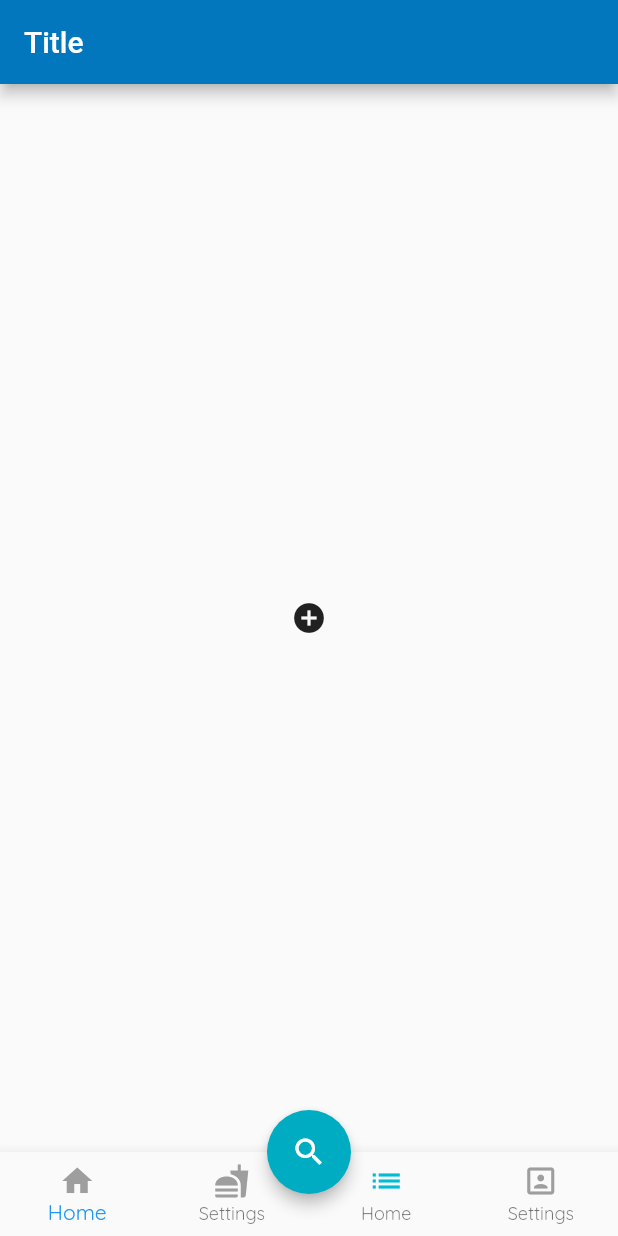
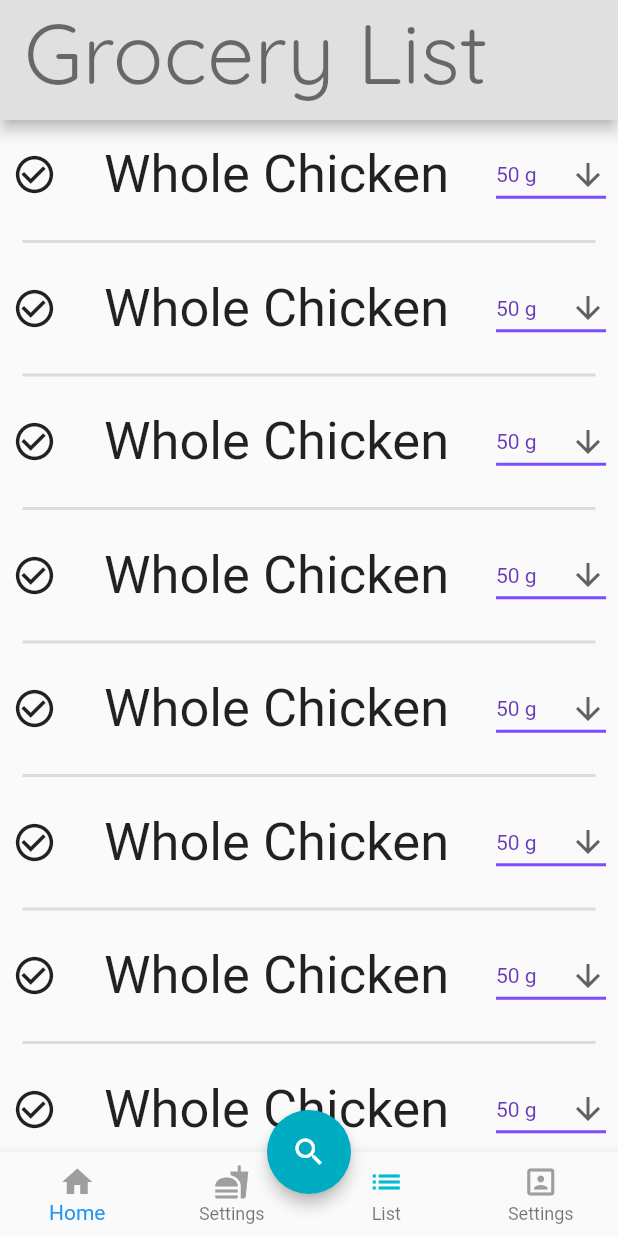
Before and after one commit to kzhang23187/menu, a Flutter app: the screen it shows after launch, item 3 of the bottom bar chosen, on a phone screen of 412 x 824 dp. Run offline on Flutter 3.47's test engine with Material 2 defaults, Android fonts, the phone set to English and light mode, and no system bars; drawn by our look-alikes of auto_size_text; our stand-ins replace cached_network_image, google_fonts; network calls fail.

Commit message:
Added grocery list page and found a new font! Next step is to dynamically create the list based off of the selected recipes. Once ingredients for certain selected recipes are bought then those recipes will be added to the available recipes.

```diff
--- a/lib/app.dart
+++ b/lib/app.dart
@@ -27,17 +27,17 @@ class AppState extends State<App> {
     TabItem(
       tabName: "Settings",
       icon: Icons.fastfood,
-      page: ThirdPage(),
+      page: FourthPage(),
     ),
     TabItem(
-      tabName: "Home",
+      tabName: "List",
       icon: Icons.list,
-      page: FourthPage(),
+      page: GroceryListPage(),
     ),
     TabItem(
       tabName: "Settings",
       icon: Icons.portrait,
-      page: ThirdPage(),
+      page: FourthPage(),
     ),
   ];
 
--- a/lib/main.dart
+++ b/lib/main.dart
@@ -33,7 +33,8 @@ class MyApp extends StatelessWidget {
 
             // Define the default TextTheme. Use this to specify the default
             // text styling for headlines, titles, bodies of text, and more.
-            textTheme: GoogleFonts.quicksandTextTheme(textTheme).copyWith(
+            textTheme:
+                GoogleFonts.architectsDaughterTextTheme(textTheme).copyWith(
               headline2: GoogleFonts.quicksand(
                 textStyle: textTheme.headline2,
                 // fontSize: 35,
@@ -44,9 +45,15 @@ class MyApp extends StatelessWidget {
               //   // fontSize: 35,
               //   // fontWeight: FontWeight.bold,
               // ),
+              headline5: GoogleFonts.architectsDaughter(
+                  textStyle: textTheme.headline5,
+                  fontSize: 35,
+                  fontWeight: FontWeight.normal),
               bodyText1: GoogleFonts.quicksand(
-                  textStyle: textTheme.bodyText1,
-                  fontWeight: FontWeight.normal),
+                fontSize: 15,
+                textStyle: textTheme.bodyText1,
+                fontWeight: FontWeight.normal,
+              ),
             ),
           ),
           home: App(),
--- a/lib/pages/addFoodItemsPage.dart
+++ b/lib/pages/addFoodItemsPage.dart
@@ -1,10 +1,12 @@
 import 'dart:async';
 
+import 'package:auto_size_text/auto_size_text.dart';
 import 'package:flutter/material.dart';
 import 'package:provider/provider.dart';
 import '../widgets/widgets.dart';
 import '../providers/providers.dart';
 import '../models/models.dart';
+import '../themes.dart';
 
 class AddFoodItemsPage extends StatefulWidget {
   final String meal;
@@ -19,12 +21,13 @@ class AddFoodItemsPage extends StatefulWidget {
 class _AddFoodItemsPageState extends State<AddFoodItemsPage> {
   @override
   Widget build(BuildContext context) {
-    bool init = true;
     ScrollController _controller = ScrollController();
 
     return Scaffold(
-      appBar: AppBar(
-        backgroundColor: Colors.grey[400],
+      appBar: PreferredSize(
+        preferredSize: Size.fromHeight(80.0),
+        child: AppBar(
+          backgroundColor: Themes.backDrop,
           title: Text("${this.widget.meal}",
               style: Theme.of(context).textTheme.headline2),
           leading: Container(),
@@ -42,6 +45,7 @@ class _AddFoodItemsPageState extends State<AddFoodItemsPage> {
                 ),
                 tag: widget.meal),
           ],
+        ),
       ),
       body: Column(
         children: [
--- a/lib/pages/groceryListPage.dart
+++ b/lib/pages/groceryListPage.dart
@@ -1,26 +1,29 @@
 import 'package:flutter/material.dart';
+import '../widgets/widgets.dart';
+import '../themes.dart';
 
-class ThirdPage extends StatelessWidget {
+class GroceryListPage extends StatelessWidget {
   @override
   Widget build(BuildContext context) {
     return Scaffold(
-      appBar: AppBar(
-        title: Text('Title'),
+      appBar: PreferredSize(
+        preferredSize: Size.fromHeight(80.0),
+        child: AppBar(
+          toolbarHeight: 70,
+          backgroundColor: Themes.backDrop,
+          title: Text(
+            'Grocery List',
+            style: Theme.of(context).textTheme.headline2,
+          ),
+        ),
       ),
-      body: Center(
-        child: Text('third'),
-        // child: Column(
-        //   mainAxisAlignment: MainAxisAlignment.center,
-        //   children: <Widget>[
-        //     Text(
-        //       'poopitypoop',
-        //     ),
-        //     Text(
-        //       '$_counter',
-        //       style: Theme.of(context).textTheme.headline4,
-        //     ),
-        //   ],
-        // ),
+      body: ListView.builder(
+        itemCount: 10,
+        itemBuilder: (context, index) {
+          return GroceryListItem();
+
+          // return FoodItemCard(meal: widget.items[index]);
+        },
       ),
     );
   }
--- a/lib/pages/homePage.dart
+++ b/lib/pages/homePage.dart
@@ -4,6 +4,7 @@ import 'package:cached_network_image/cached_network_image.dart';
 import 'package:flutter/material.dart';
 import '../widgets/widgets.dart';
 import '../dummyData.dart';
+import '../themes.dart';
 
 class HomePage extends StatefulWidget {
   @override
@@ -30,7 +31,7 @@ class _HomePageState extends State<HomePage> {
           Positioned(
               top: 300, bottom: 150, left: 300, right: 0, child: Text("HELLO")),
           DraggableScrollableSheet(
-            maxChildSize: 0.8,
+            maxChildSize: 0.9,
             minChildSize: 0.5,
             initialChildSize: 0.5,
             builder: (BuildContext context, ScrollController scrollController) {
@@ -39,7 +40,7 @@ class _HomePageState extends State<HomePage> {
                 borderRadius: radius,
                 child: Container(
                   decoration: new BoxDecoration(
-                    color: Colors.grey[300],
+                    color: Themes.backDrop,
                     borderRadius: radius,
                   ),
                   child: ListView(
@@ -58,7 +59,8 @@ class _HomePageState extends State<HomePage> {
                       MealSection(
                         meal: 'Dinner',
                         items: dinner,
-                      )
+                      ),
+                      SizedBox(height: 10)
                     ],
                   ),
                 ),
--- a/lib/providers/meals.dart
+++ b/lib/providers/meals.dart
@@ -5,7 +5,7 @@ class Meals extends ChangeNotifier {
   String action = "";
 
   /// Internal, private state of the cart.
-  final List<FoodItem> _breakfastItems = [
+  final List<FoodItem> breakfastItems = [
     FoodItem(
         foodTitle: "Scrambled Eggs with Pepper and Homemade Ketchup",
         imageUrl:
@@ -27,7 +27,7 @@ class Meals extends ChangeNotifier {
           'calories': 120
         }),
   ];
-  final List<FoodItem> _lunchItems = [
+  final List<FoodItem> lunchItems = [
     FoodItem(
         foodTitle: "Sandwich",
         imageUrl:
@@ -49,7 +49,7 @@ class Meals extends ChangeNotifier {
           'calories': 13
         }),
   ];
-  final List<FoodItem> _dinnerItems = [
+  final List<FoodItem> dinnerItems = [
     FoodItem(
         foodTitle: "Lasagna",
         imageUrl:
@@ -72,7 +72,7 @@ class Meals extends ChangeNotifier {
         }),
   ];
 
-  List<FoodItem> _availableItems = [
+  List<FoodItem> availableItems = [
     FoodItem(
         foodTitle: "Lasagna Super Delicious",
         imageUrl:
@@ -96,18 +96,20 @@ class Meals extends ChangeNotifier {
   ];
 
   /// An unmodifiable view of the items in the cart.
-  List<FoodItem> get breakfastItems => _breakfastItems;
+  // List<FoodItem> get breakfastItems => _breakfastItems;
+  // List<FoodItem> get lunchItems => _lunchItems;
+  // List<FoodItem> get dinnerItems => _dinnerItems;
 
   List<FoodItem> getMealsList(String meal) {
     switch (meal) {
       case "Breakfast":
-        return _breakfastItems;
+        return breakfastItems;
       case "Lunch":
-        return _lunchItems;
+        return lunchItems;
       case "Dinner":
-        return _dinnerItems;
+        return dinnerItems;
       case "Available":
-        return _availableItems;
+        return availableItems;
     }
     return null;
   }
@@ -116,17 +118,16 @@ class Meals extends ChangeNotifier {
   void add(FoodItem item, String meal) {
     switch (meal) {
       case "Breakfast":
-        _breakfastItems.add(item);
+        breakfastItems.add(item);
         break;
       case "Lunch":
-        _lunchItems.add(item);
+        lunchItems.add(item);
         break;
       case "Dinner":
-        _dinnerItems.add(item);
+        dinnerItems.add(item);
         break;
     }
     action = "add";
-
     // This call tells the widgets that are listening to this model to rebuild.
     notifyListeners();
   }
@@ -136,13 +137,13 @@ class Meals extends ChangeNotifier {
     // This call tells the widgets that are listening to this model to rebuild.
     switch (meal) {
       case "Breakfast":
-        _breakfastItems.removeAt(index);
+        breakfastItems.removeAt(index);
         break;
       case "Lunch":
-        _lunchItems.removeAt(index);
+        lunchItems.removeAt(index);
         break;
       case "Dinner":
-        _dinnerItems.removeAt(index);
+        dinnerItems.removeAt(index);
         break;
     }
     action = "remove";
--- a/lib/themes.dart
+++ b/lib/themes.dart
@@ -2,9 +2,13 @@ import 'dart:collection';
 
 import 'package:flutter/material.dart';
 
-HashMap<String, Color> nutritionColors = HashMap.from({
-  'calories': Colors.red,
-  'protein': Colors.blue,
-  'fat': Colors.orange,
-  'carbs': Colors.green
-});
+class Themes {
+  static HashMap<String, Color> nutritionColors = HashMap.from({
+    'calories': Colors.red,
+    'protein': Colors.blue,
+    'fat': Colors.orange,
+    'carbs': Colors.green
+  });
+
+  static Color backDrop = Colors.grey[300];
+}
--- a/lib/widgets/foodItemCard.dart
+++ b/lib/widgets/foodItemCard.dart
@@ -23,7 +23,7 @@ class FoodItemCard extends StatelessWidget {
 
   List<Color> _getNutritionColors(List<String> nutrition) {
     List<Color> colors = [];
-    nutrition.forEach((element) => colors.add(nutritionColors[element]));
+    nutrition.forEach((element) => colors.add(Themes.nutritionColors[element]));
     return colors;
   }
 
@@ -99,20 +99,27 @@ class FoodItemCard extends StatelessWidget {
                         mainAxisAlignment: MainAxisAlignment.spaceEvenly,
                         crossAxisAlignment: CrossAxisAlignment.start,
                         children: [
-                          Center(
+                          Expanded(
+                            flex: 70,
+                            child: Center(
                               child: Padding(
                                 padding: const EdgeInsets.all(8.0),
                                 child: AutoSizeText(
                                   item.foodTitle,
                                   textAlign: TextAlign.center,
                                   style: Theme.of(context).textTheme.headline5,
-                                maxLines: 2,
+                                  maxLines: 3,
                                 ),
                               ),
                             ),
-                          NutritionalInfo(
+                          ),
+                          Expanded(
+                            flex: 20,
+                            child: NutritionalInfo(
                               colors: _getNutritionColors(targetNutrition),
-                            values: _getNutritionValues(item, targetNutrition),
+                              values:
+                                  _getNutritionValues(item, targetNutrition),
+                            ),
                           ),
                         ],
                       ),
--- a/lib/widgets/foodItemList.dart
+++ b/lib/widgets/foodItemList.dart
@@ -48,8 +48,6 @@ class FoodItemList extends StatelessWidget {
                   icon: Icons.favorite_border,
                 ),
               );
-
-              // return FoodItemCard(meal: widget.items[index]);
             },
           ),
         );
--- /dev/null
+++ b/lib/widgets/groceryListItem.dart
@@ -0,0 +1,107 @@
+import 'package:auto_size_text/auto_size_text.dart';
+import 'package:flutter/material.dart';
+
+class GroceryListItem extends StatefulWidget {
+  final String name;
+  final bool val;
+  final List<String> amounts;
+
+  const GroceryListItem({Key key, this.name, this.val, this.amounts})
+      : super(key: key);
+  @override
+  _GroceryListItemState createState() => _GroceryListItemState();
+}
+
+class _GroceryListItemState extends State<GroceryListItem> {
+  bool val = false;
+  String unit = "50 g";
+  @override
+  Widget build(BuildContext context) {
+    return Column(
+      children: [
+        InkWell(
+          onTap: () {
+            setState(() {
+              //change variable in some provider data structure
+              val = !val;
+            });
+          },
+          child: Padding(
+            padding: const EdgeInsets.all(8.0),
+            child: Column(
+              children: [
+                Row(
+                  mainAxisAlignment: MainAxisAlignment.spaceBetween,
+                  children: [
+                    val
+                        ? Icon(
+                            Icons.check_circle,
+                            size: 30,
+                          )
+                        : Icon(
+                            Icons.check_circle_outline,
+                            size: 30,
+                          ),
+                    Expanded(
+                      flex: 7,
+                      child: Padding(
+                        padding: const EdgeInsets.all(8.0),
+                        child: AutoSizeText(
+                          "Whole Chicken",
+                          textAlign: TextAlign.center,
+                          style: val
+                              ? TextStyle(
+                                  inherit: true,
+                                  fontSize: 35,
+                                  fontWeight: FontWeight.normal,
+                                  decoration: TextDecoration.lineThrough)
+                              : Theme.of(context).textTheme.headline5,
+                          wrapWords: true,
+                          softWrap: true,
+                          maxLines: 2,
+                        ),
+                      ),
+                    ),
+                    DropdownButton(
+                      value: unit,
+                      icon: Icon(Icons.arrow_downward),
+                      iconSize: 24,
+                      elevation: 16,
+                      style: TextStyle(color: Colors.deepPurple),
+                      underline: Container(
+                        height: 2,
+                        color: Colors.deepPurpleAccent,
+                      ),
+                      onChanged: (String newValue) {
+                        setState(() {
+                          unit = newValue;
+                        });
+                      },
+                      items: <String>['50 g', '50 ml', '50 oz', '50 cups']
+                          .map<DropdownMenuItem<String>>((String value) {
+                        return DropdownMenuItem<String>(
+                          value: value,
+                          child: Text(value),
+                        );
+                      }).toList(),
+                    ),
+                  ],
+                ),
+                // Divider(
+                //   indent: 15,
+                //   thickness: 2,
+                //   endIndent: 15,
+                // ),
+              ],
+            ),
+          ),
+        ),
+        Divider(
+          indent: 15,
+          thickness: 2,
+          endIndent: 15,
+        ),
+      ],
+    );
+  }
+}
--- a/lib/widgets/mealSection.dart
+++ b/lib/widgets/mealSection.dart
@@ -69,11 +69,6 @@ class _MealSectionState extends State<MealSection> {
         FoodItemList(
           meal: widget.meal,
         )
-
-        //   child: Column(
-        //       //create dynamically with list of recipe items
-        //       children: [for (var item in items) FoodItemCard(meal: item)]),
-        // ),
       ],
     );
   }
--- a/lib/widgets/widgets.dart
+++ b/lib/widgets/widgets.dart
@@ -5,3 +5,4 @@ export 'foodItemCard.dart';
 export 'nutritionIndicator.dart';
 export 'mealSection.dart';
 export 'foodItemList.dart';
+export 'groceryListItem.dart';
```
Lines whose indentation alone changed are shown as unchanged.
